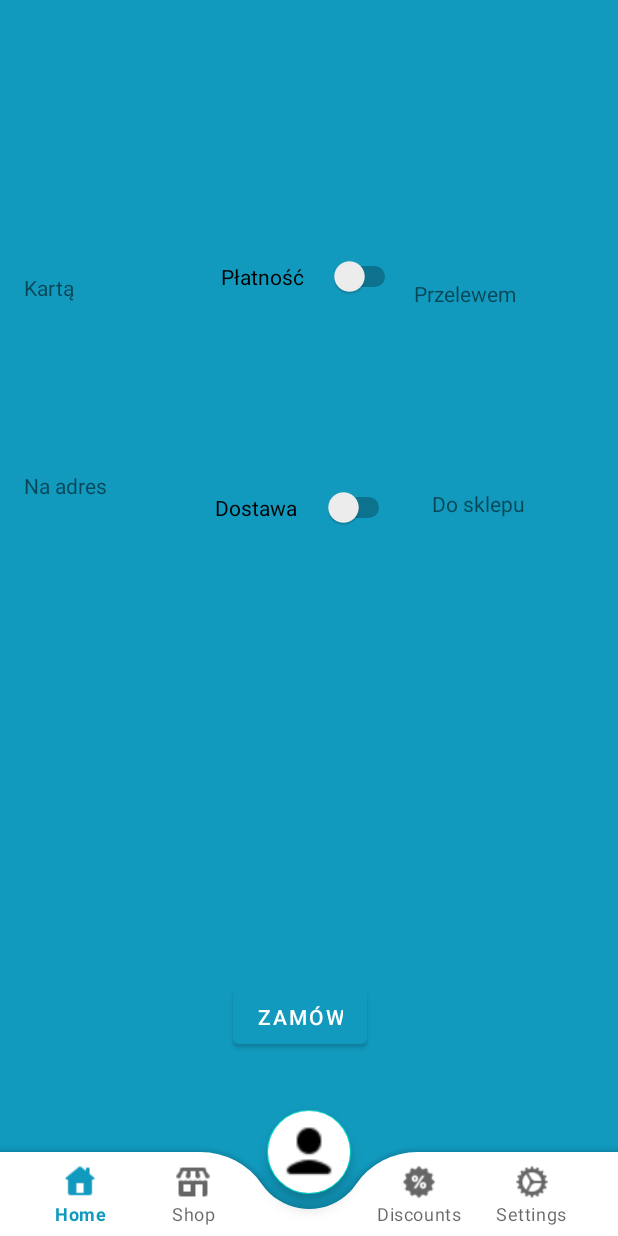
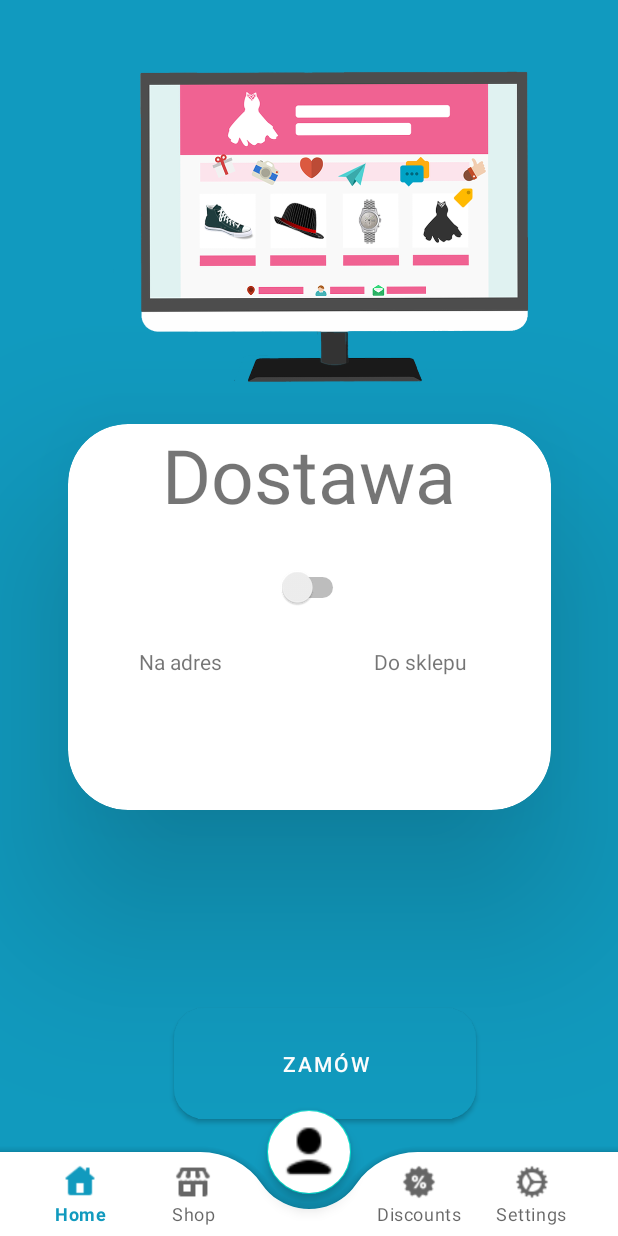
Before and after one commit to Timhello1/IOProject, an Android app: the fragment Fragment_basketChoices placed in its activity, on a phone screen of 412 x 824 dp. Run offline under Robolectric (Android 15) with nearby library versions, the phone set to English and light mode, and no system bars; our stand-ins replace Firebase (no records; nobody signed in at launch, a user with empty details on screens opened directly).

Commit message:
Card delte and visual change to basket choice

```diff
--- a/app/src/main/java/com/example/ioproject/fragmentsForFutureUse/BasketCardAddress.java
+++ /dev/null
@@ -1,24 +0,0 @@
-package com.example.ioproject.fragmentsForFutureUse;
-
-import android.os.Bundle;
-
-import androidx.fragment.app.Fragment;
-
-import android.view.LayoutInflater;
-import android.view.View;
-import android.view.ViewGroup;
-
-import com.example.ioproject.R;
-
-
-public class BasketCardAddress extends Fragment {
-
-
-
-    @Override
-    public View onCreateView(LayoutInflater inflater, ViewGroup container,
-                             Bundle savedInstanceState) {
-        // Inflate the layout for this fragment
-        return inflater.inflate(R.layout.fragment_basket_card_address, container, false);
-    }
-}
--- a/app/src/main/java/com/example/ioproject/fragmentsForFutureUse/BasketCardShop.java
+++ /dev/null
@@ -1,23 +0,0 @@
-package com.example.ioproject.fragmentsForFutureUse;
-
-import android.os.Bundle;
-
-import androidx.fragment.app.Fragment;
-
-import android.view.LayoutInflater;
-import android.view.View;
-import android.view.ViewGroup;
-
-import com.example.ioproject.R;
-
-
-public class BasketCardShop extends Fragment {
-
-
-    @Override
-    public View onCreateView(LayoutInflater inflater, ViewGroup container,
-                             Bundle savedInstanceState) {
-        // Inflate the layout for this fragment
-        return inflater.inflate(R.layout.fragment_basket_card_shop, container, false);
-    }
-}
--- a/app/src/main/java/com/example/ioproject/fragmentsForFutureUse/Fragment_basketChoices.java
+++ b/app/src/main/java/com/example/ioproject/fragmentsForFutureUse/Fragment_basketChoices.java
@@ -16,7 +16,7 @@ import com.example.ioproject.R;
 
 public class Fragment_basketChoices extends Fragment {
 
-    private Switch paymentSwitch;
+
     private Switch deliverySwitch;
     private Button orderButton;
 
@@ -26,17 +26,16 @@ public class Fragment_basketChoices extends Fragment {
         // Inflate the layout for this fragment
         View view = inflater.inflate(R.layout.fragment_basket_choices, container, false);
 
-        paymentSwitch = view.findViewById(R.id.switch1);
+
         deliverySwitch = view.findViewById(R.id.switch3);
         orderButton = view.findViewById(R.id.button13);
 
         orderButton.setOnClickListener(new View.OnClickListener() {
             @Override
             public void onClick(View view) {
-                boolean isPaymentOn = paymentSwitch.isChecked();
                 boolean isDeliveryOn = deliverySwitch.isChecked();
 
-                if (isPaymentOn && isDeliveryOn) {
+                if (isDeliveryOn) {
                     // Both switches are ON
                     // Perform action for payment and delivery
                     BasketTransferShop basketTransferShop = new BasketTransferShop();
@@ -44,28 +43,12 @@ public class Fragment_basketChoices extends Fragment {
                     transaction.replace(container.getId(), basketTransferShop); // Replace "R.id.fragment_container" with the ID of the container in your activity where you want to replace the fragment
                     transaction.addToBackStack(null); // Optional: Add the transaction to the back stack
                     transaction.commit(); // Commit the transaction
-                } else if (isPaymentOn) {
+                } else {
                     // Only payment switch is ON
                     // Perform action for payment
                     BasketTransferAddress basketTransferAddress = new BasketTransferAddress();
                     FragmentTransaction transaction = getParentFragmentManager().beginTransaction();
                     transaction.replace(container.getId(), basketTransferAddress); // Replace "R.id.fragment_container" with the ID of the container in your activity where you want to replace the fragment
-                    transaction.addToBackStack(null); // Optional: Add the transaction to the back stack
-                    transaction.commit(); // Commit the transaction
-                } else if (isDeliveryOn) {
-                    // Only delivery switch is ON
-                    // Perform action for delivery
-                    BasketCardShop basketCardShop = new BasketCardShop();
-                    FragmentTransaction transaction = getParentFragmentManager().beginTransaction();
-                    transaction.replace(container.getId(), basketCardShop); // Replace "R.id.fragment_container" with the ID of the container in your activity where you want to replace the fragment
-                    transaction.addToBackStack(null); // Optional: Add the transaction to the back stack
-                    transaction.commit(); // Commit the transaction
-                } else {
-                    // Both switches are OFF
-                    // Perform action for default case
-                    BasketCardAddress basketCardAddress = new BasketCardAddress();
-                    FragmentTransaction transaction = getParentFragmentManager().beginTransaction();
-                    transaction.replace(container.getId(), basketCardAddress); // Replace "R.id.fragment_container" with the ID of the container in your activity where you want to replace the fragment
                     transaction.addToBackStack(null); // Optional: Add the transaction to the back stack
                     transaction.commit(); // Commit the transaction
                 }
--- a/app/src/main/res/layout/fragment_basket_choices.xml
+++ b/app/src/main/res/layout/fragment_basket_choices.xml
@@ -7,74 +7,99 @@
     android:layout_height="match_parent"
     tools:context=".fragmentsForFutureUse.Fragment_basketChoices">
 
-    <TextView
-        android:id="@+id/textView4"
-        android:layout_width="107dp"
-        android:layout_height="30dp"
-        android:layout_marginStart="16dp"
-        android:layout_marginBottom="612dp"
-        android:text="Kartą"
+    <Button
+        android:id="@+id/button13"
+        android:layout_width="201dp"
+        android:layout_height="86dp"
+        android:layout_marginStart="116dp"
+        android:layout_marginBottom="72dp"
+        android:text="Zamów"
+        app:cornerRadius="20dp"
         app:layout_constraintBottom_toBottomOf="parent"
         app:layout_constraintStart_toStartOf="parent" />
 
-    <TextView
-        android:id="@+id/textView7"
-        android:layout_width="107dp"
-        android:layout_height="30dp"
-        android:layout_marginStart="16dp"
-        android:layout_marginBottom="480dp"
-        android:text="Na adres"
+    <ImageView
+        android:id="@+id/imageView3"
+        android:layout_width="429dp"
+        android:layout_height="1002dp"
+        android:layout_marginBottom="180dp"
+        android:src="@drawable/login_image"
         app:layout_constraintBottom_toBottomOf="parent"
         app:layout_constraintStart_toStartOf="parent" />
 
-    <TextView
-        android:id="@+id/textView5"
-        android:layout_width="107dp"
-        android:layout_height="30dp"
-        android:layout_marginStart="276dp"
-        android:layout_marginBottom="608dp"
-        android:text="Przelewem"
+    <androidx.cardview.widget.CardView
+        android:id="@+id/cardView2"
+        android:layout_width="322dp"
+        android:layout_height="257dp"
+        android:layout_marginBottom="284dp"
+        app:cardBackgroundColor="@color/cardview_light_background"
+        app:cardCornerRadius="40dp"
+        app:cardElevation="70dp"
         app:layout_constraintBottom_toBottomOf="parent"
-        app:layout_constraintStart_toStartOf="parent" />
+        app:layout_constraintEnd_toEndOf="parent"
+        app:layout_constraintStart_toStartOf="parent">
 
-    <TextView
-        android:id="@+id/textView6"
-        android:layout_width="107dp"
-        android:layout_height="30dp"
-        android:layout_marginStart="288dp"
-        android:layout_marginBottom="468dp"
-        android:text="Do sklepu"
-        app:layout_constraintBottom_toBottomOf="parent"
-        app:layout_constraintStart_toStartOf="parent" />
+        <LinearLayout
+            android:layout_width="match_parent"
+            android:layout_height="match_parent"
+            android:orientation="vertical">
 
-    <Switch
-        android:id="@+id/switch1"
-        android:layout_width="120dp"
-        android:layout_height="51dp"
-        android:layout_marginStart="24dp"
-        android:layout_marginBottom="614dp"
-        android:text="Płatność"
-        app:layout_constraintBottom_toBottomOf="parent"
-        app:layout_constraintStart_toEndOf="@+id/textView4" />
+            <LinearLayout
+                android:layout_width="match_parent"
+                android:layout_height="69dp"
+                android:orientation="vertical">
 
-    <Switch
-        android:id="@+id/switch3"
-        android:layout_width="120dp"
-        android:layout_height="51dp"
-        android:layout_marginStart="20dp"
-        android:layout_marginBottom="460dp"
-        android:text="Dostawa"
-        app:layout_constraintBottom_toBottomOf="parent"
-        app:layout_constraintStart_toEndOf="@+id/textView4" />
+                <TextView
+                    android:id="@+id/textView2"
+                    android:layout_width="match_parent"
+                    android:layout_height="match_parent"
+                    android:text="Dostawa"
+                    android:textAlignment="center"
+                    android:textSize="50dp" />
+            </LinearLayout>
 
-    <Button
-        android:id="@+id/button13"
-        android:layout_width="wrap_content"
-        android:layout_height="wrap_content"
-        android:layout_marginStart="155dp"
-        android:layout_marginBottom="122dp"
-        android:text="Zamów"
-        app:layout_constraintBottom_toBottomOf="parent"
-        app:layout_constraintStart_toStartOf="parent" />
+            <LinearLayout
+                android:layout_width="match_parent"
+                android:layout_height="79dp"
+                android:orientation="vertical">
+
+                <Switch
+                    android:id="@+id/switch3"
+                    android:layout_width="187dp"
+                    android:layout_height="match_parent"
+                    android:textAlignment="viewStart"
+                    tools:layout_conversion_absoluteHeight="51dp"
+                    tools:layout_conversion_absoluteWidth="120dp" />
+            </LinearLayout>
+
+            <androidx.constraintlayout.widget.ConstraintLayout
+                android:layout_width="match_parent"
+                android:layout_height="match_parent">
+
+                <TextView
+                    android:id="@+id/textView7"
+                    android:layout_width="149dp"
+                    android:layout_height="109dp"
+                    android:text="Na adres"
+                    android:textAlignment="center"
+                    app:layout_constraintBottom_toBottomOf="parent"
+                    app:layout_constraintStart_toStartOf="parent"
+                    tools:layout_conversion_absoluteHeight="30dp"
+                    tools:layout_conversion_absoluteWidth="107dp" />
+
+                <TextView
+                    android:id="@+id/textView6"
+                    android:layout_width="174dp"
+                    android:layout_height="109dp"
+                    android:text="Do sklepu"
+                    android:textAlignment="center"
+                    app:layout_constraintBottom_toBottomOf="parent"
+                    app:layout_constraintEnd_toEndOf="parent"
+                    tools:layout_conversion_absoluteHeight="30dp"
+                    tools:layout_conversion_absoluteWidth="107dp" />
+            </androidx.constraintlayout.widget.ConstraintLayout>
+
+        </LinearLayout>
+    </androidx.cardview.widget.CardView>
 
 </androidx.constraintlayout.widget.ConstraintLayout>
```
